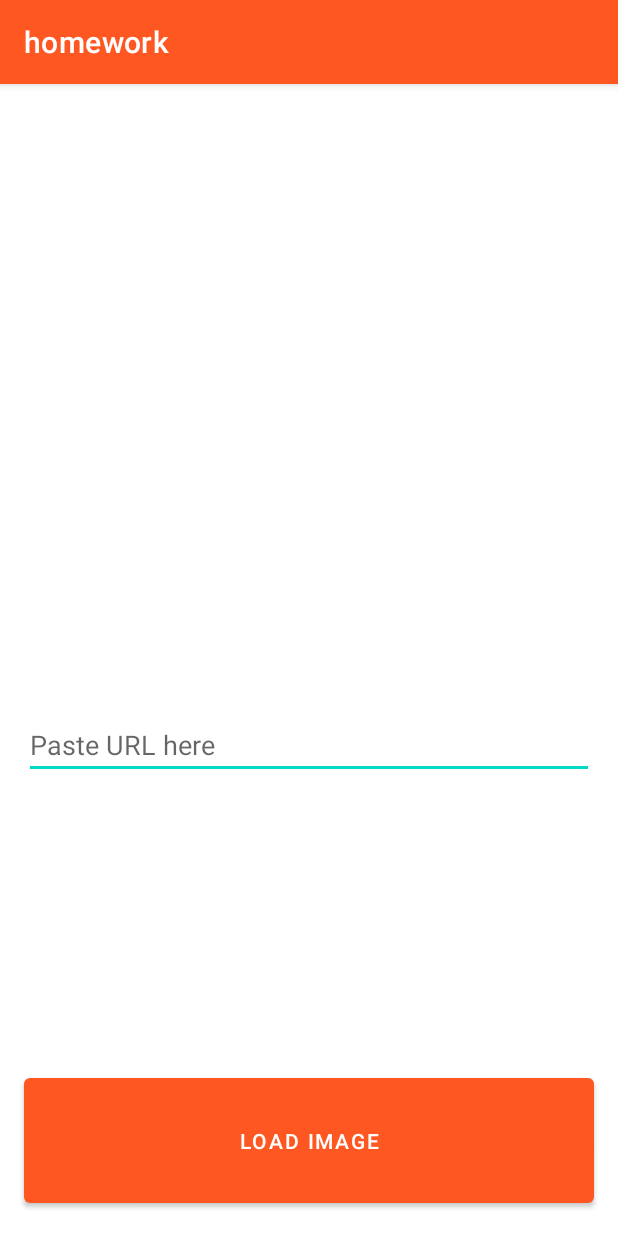
After one commit to baranovdev/homeworkTMS, an Android app: the ImageLoaderActivity screen opened directly, with no data from a screen before it, on a phone screen of 412 x 824 dp. The commit adds this screen. Run offline under Robolectric (Android 15) with nearby library versions, the phone set to English and light mode, and no system bars.

Commit message:
Add ImageLoaderActivity

```diff
--- a/app/src/main/AndroidManifest.xml
+++ b/app/src/main/AndroidManifest.xml
@@ -16,6 +16,7 @@
                 <category android:name="android.intent.category.LAUNCHER" />
             </intent-filter>
         </activity>
+        <activity android:name=".ImageLoaderActivity"/>
     </application>
 
 </manifest>
--- /dev/null
+++ b/app/src/main/java/by/baranovdev/homework/ImageLoaderActivity.kt
@@ -0,0 +1,21 @@
+package by.baranovdev.homework
+
+import androidx.appcompat.app.AppCompatActivity
+import android.os.Bundle
+import android.widget.Button
+import android.widget.EditText
+import android.widget.ImageView
+
+class ImageLoaderActivity : AppCompatActivity() {
+    override fun onCreate(savedInstanceState: Bundle?) {
+        super.onCreate(savedInstanceState)
+        setContentView(R.layout.activity_homework_1)
+
+        val textEditor = findViewById<EditText>(R.id.url_editor)
+        val loadButton = findViewById<Button>(R.id.button_load_image)
+        val image = findViewById<ImageView>(R.id.image_homework_1)
+
+
+
+    }
+}
--- a/app/src/main/res/layout/activity_homework_1.xml
+++ b/app/src/main/res/layout/activity_homework_1.xml
@@ -6,7 +6,7 @@
     android:layout_height="match_parent">
 
     <ImageView
-        android:id="@+id/image"
+        android:id="@+id/image_homework_1"
         android:layout_width="match_parent"
         android:layout_height="wrap_content"
         android:layout_margin="16sp"
@@ -20,9 +20,9 @@
         android:layout_width="match_parent"
         android:layout_height="wrap_content"
         android:layout_marginHorizontal="@dimen/double_margin"
-        android:text="@string/write_your_url_here"
         app:layout_constraintBottom_toTopOf="@+id/button_load_image"
-        app:layout_constraintTop_toBottomOf="@+id/image"
+        app:layout_constraintTop_toBottomOf="@+id/image_homework_1"
+        android:hint="Paste URL here"
         tools:layout_editor_absoluteX="16dp" />
 
     <Button
```
Also changed, not shown: app/src/main/java/by/baranovdev/homework/MainActivity.kt (+14 -1 lines).
